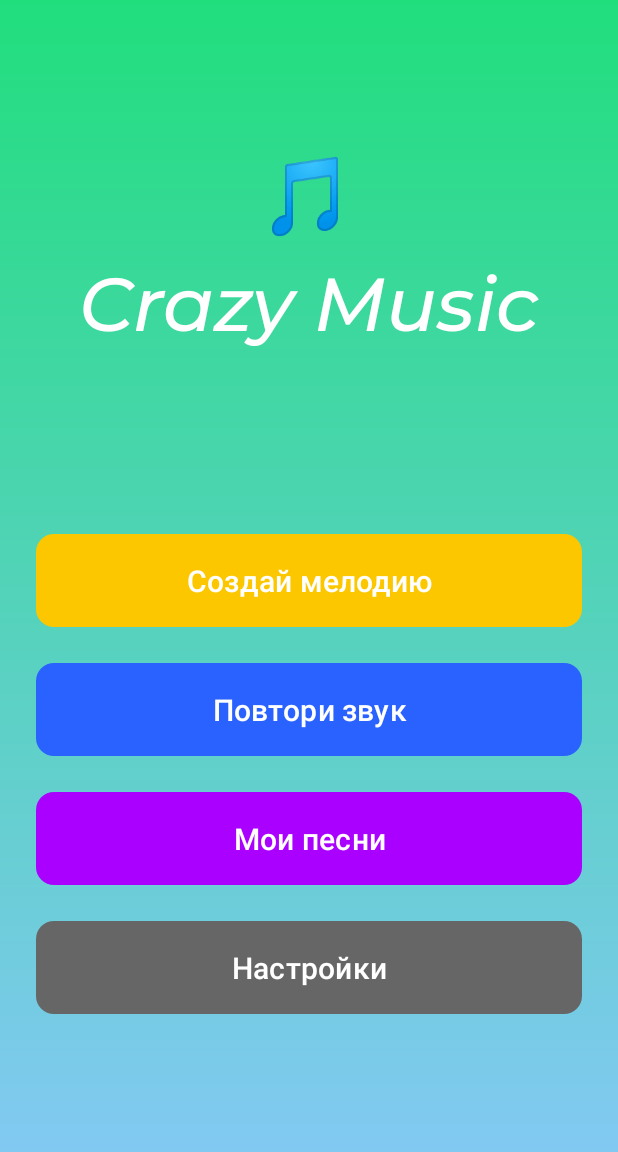
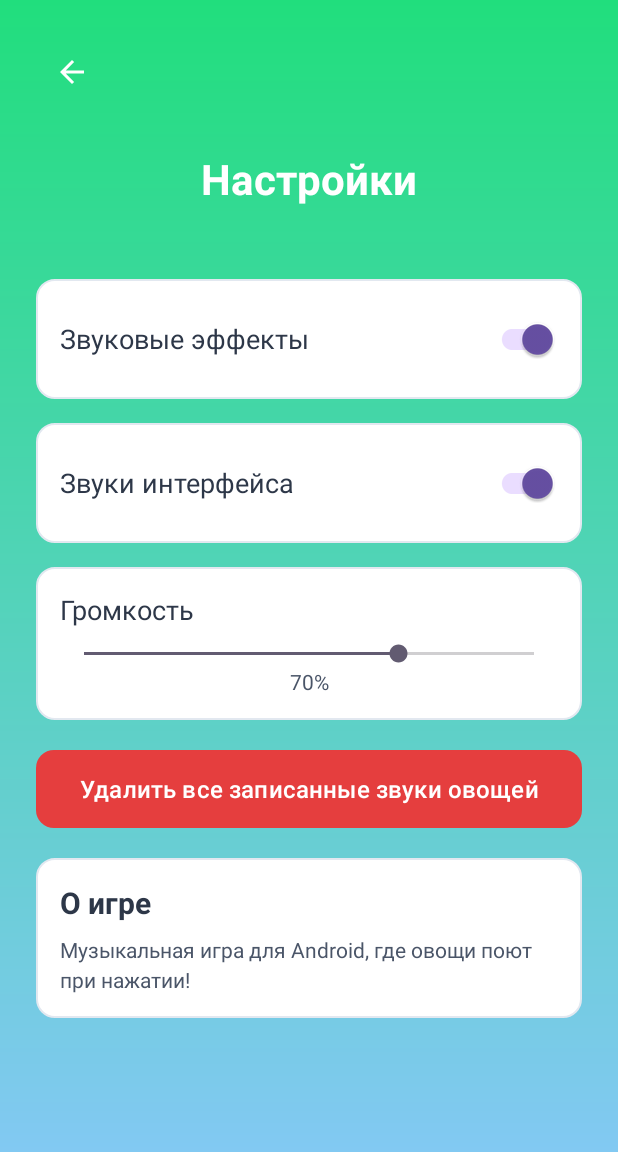
Before and after one commit to anastasia4por/CrazyMusic, an Android app: the screen it shows after launch (MainActivity before the commit, SettingsActivity after it), after a tap on "Настройки", on a phone screen of 412 x 824 dp. Shown: the top 1152 px of the screen. Run offline under Robolectric (Android 15) with nearby library versions, the phone set to English and light mode, and no system bars.

Commit message:
Второй экран

```diff
--- a/app/src/main/AndroidManifest.xml
+++ b/app/src/main/AndroidManifest.xml
@@ -10,16 +10,23 @@
         android:label="@string/app_name"
         android:roundIcon="@mipmap/ic_launcher_round"
         android:supportsRtl="true"
-        android:theme="@style/Theme.CrazyMusic">
+        android:theme="@style/Theme.CrazyMusic"
+        tools:targetApi="31">
+
+        <!-- Главная активность -->
         <activity
             android:name=".MainActivity"
             android:exported="true">
             <intent-filter>
                 <action android:name="android.intent.action.MAIN" />
-
                 <category android:name="android.intent.category.LAUNCHER" />
             </intent-filter>
         </activity>
+
+        <!-- Активность настроек -->
+        <activity
+            android:name=".SettingsActivity"
+            android:exported="false" />
+
     </application>
-
 </manifest>
--- a/app/src/main/java/com/example/crazymusic/MainActivity.kt
+++ b/app/src/main/java/com/example/crazymusic/MainActivity.kt
@@ -1,5 +1,6 @@
 package com.example.crazymusic
 
+import android.content.Intent
 import android.os.Bundle
 import android.widget.Toast
 import androidx.appcompat.app.AppCompatActivity
@@ -24,7 +25,9 @@ class MainActivity : AppCompatActivity() {
             showToast("Мои песни")
         }
         findViewById<MaterialButton>(R.id.buttonSettings).setOnClickListener {
-            showToast("Настройки")
+            // ПЕРЕХОД НА ЭКРАН НАСТРОЕК
+            val intent = Intent(this, SettingsActivity::class.java)
+            startActivity(intent)
         }
     }
 
--- /dev/null
+++ b/app/src/main/java/com/example/crazymusic/SettingsActivity.kt
@@ -0,0 +1,21 @@
+package com.example.crazymusic
+
+import androidx.appcompat.app.AppCompatActivity
+import android.os.Bundle
+import android.widget.ImageButton
+
+class SettingsActivity : AppCompatActivity() {
+    override fun onCreate(savedInstanceState: Bundle?) {
+        super.onCreate(savedInstanceState)
+        setContentView(R.layout.activity_settings)
+
+        setupBackButton()
+    }
+
+    private fun setupBackButton() {
+        val backButton = findViewById<ImageButton>(R.id.buttonBack)
+        backButton.setOnClickListener {
+            finish() // Закрывает экран настроек и возвращает на главный экран
+        }
+    }
+}
--- /dev/null
+++ b/app/src/main/res/drawable/card_background.xml
@@ -0,0 +1,8 @@
+<?xml version="1.0" encoding="utf-8"?>
+<shape xmlns:android="http://schemas.android.com/apk/res/android">
+    <solid android:color="#FFFFFF" />
+    <corners android:radius="12dp" />
+    <stroke
+        android:width="1dp"
+        android:color="#E2E8F0" />
+</shape>
--- /dev/null
+++ b/app/src/main/res/drawable/ic_arrow_back.xml
@@ -0,0 +1,10 @@
+<vector xmlns:android="http://schemas.android.com/apk/res/android"
+    android:width="24dp"
+    android:height="24dp"
+    android:viewportWidth="24"
+    android:viewportHeight="24"
+    android:tint="#FFFFFF">
+    <path
+        android:fillColor="@android:color/white"
+        android:pathData="M20,11H7.83l5.59,-5.59L12,4l-8,8 8,8 1.41,-1.41L7.83,13H20v-2z"/>
+</vector>
--- /dev/null
+++ b/app/src/main/res/layout/activity_settings.xml
@@ -0,0 +1,162 @@
+<?xml version="1.0" encoding="utf-8"?>
+<LinearLayout xmlns:android="http://schemas.android.com/apk/res/android"
+    xmlns:app="http://schemas.android.com/apk/res-auto"
+    android:layout_width="match_parent"
+    android:layout_height="match_parent"
+    android:orientation="vertical"
+    android:padding="16dp"
+    android:background="@drawable/gradient_background">
+
+    <!-- Кнопка назад -->
+    <ImageButton
+        android:id="@+id/buttonBack"
+        android:layout_width="48dp"
+        android:layout_height="48dp"
+        android:src="@drawable/ic_arrow_back"
+        android:background="?attr/selectableItemBackgroundBorderless"
+        android:layout_margin="8dp"
+        android:contentDescription="Назад"
+        android:tint="#FFFFFF" />
+
+    <!-- Заголовок -->
+    <TextView
+        android:layout_width="wrap_content"
+        android:layout_height="wrap_content"
+        android:text="@string/settings_title"
+        android:textSize="28sp"
+        android:textColor="#FFFFFF"
+        android:textStyle="bold"
+        android:layout_gravity="center_horizontal"
+        android:layout_marginTop="20dp"
+        android:layout_marginBottom="40dp" />
+
+    <!-- Звуковые эффекты -->
+    <LinearLayout
+        android:layout_width="match_parent"
+        android:layout_height="wrap_content"
+        android:orientation="horizontal"
+        android:padding="16dp"
+        android:background="@drawable/card_background"
+        android:layout_margin="8dp"
+        android:gravity="center_vertical">
+
+        <TextView
+            android:layout_width="0dp"
+            android:layout_height="wrap_content"
+            android:layout_weight="1"
+            android:text="@string/sound_effects"
+            android:textSize="18sp"
+            android:textColor="#2D3748" />
+
+        <androidx.appcompat.widget.SwitchCompat
+            android:id="@+id/switchSoundEffects"
+            android:layout_width="wrap_content"
+            android:layout_height="wrap_content"
+            android:checked="true" />
+
+    </LinearLayout>
+
+    <!-- Звуки интерфейса -->
+    <LinearLayout
+        android:layout_width="match_parent"
+        android:layout_height="wrap_content"
+        android:orientation="horizontal"
+        android:padding="16dp"
+        android:background="@drawable/card_background"
+        android:layout_margin="8dp"
+        android:gravity="center_vertical">
+
+        <TextView
+            android:layout_width="0dp"
+            android:layout_height="wrap_content"
+            android:layout_weight="1"
+            android:text="@string/interface_sounds"
+            android:textSize="18sp"
+            android:textColor="#2D3748" />
+
+        <androidx.appcompat.widget.SwitchCompat
+            android:id="@+id/switchInterfaceSounds"
+            android:layout_width="wrap_content"
+            android:layout_height="wrap_content"
+            android:checked="true" />
+
+    </LinearLayout>
+
+    <!-- Громкость -->
+    <LinearLayout
+        android:layout_width="match_parent"
+        android:layout_height="wrap_content"
+        android:orientation="vertical"
+        android:padding="16dp"
+        android:background="@drawable/card_background"
+        android:layout_margin="8dp">
+
+        <TextView
+            android:layout_width="match_parent"
+            android:layout_height="wrap_content"
+            android:text="@string/volume"
+            android:textSize="18sp"
+            android:textColor="#2D3748" />
+
+        <SeekBar
+            android:id="@+id/seekBarVolume"
+            android:layout_width="match_parent"
+            android:layout_height="wrap_content"
+            android:progress="70"
+            android:max="100"
+            android:layout_marginTop="8dp" />
+
+        <TextView
+            android:id="@+id/textVolumePercent"
+            android:layout_width="match_parent"
+            android:layout_height="wrap_content"
+            android:text="@string/volume_percent"
+            android:textSize="14sp"
+            android:textColor="#4A5568"
+            android:gravity="center" />
+
+    </LinearLayout>
+
+    <!-- Кнопка удаления -->
+    <com.google.android.material.button.MaterialButton
+        android:id="@+id/buttonDeleteSounds"
+        android:layout_width="match_parent"
+        android:layout_height="60dp"
+        android:text="@string/delete_all_sounds"
+        android:textSize="16sp"
+        android:textColor="#FFFFFF"
+        app:backgroundTint="#E53E3E"
+        app:cornerRadius="12dp"
+        android:layout_margin="8dp"
+        android:textAllCaps="false" />
+
+    <!-- О игре -->
+    <LinearLayout
+        android:layout_width="match_parent"
+        android:layout_height="wrap_content"
+        android:orientation="vertical"
+        android:padding="16dp"
+        android:background="@drawable/card_background"
+        android:layout_margin="8dp"
+        android:layout_marginTop="40dp">
+
+        <TextView
+            android:layout_width="match_parent"
+            android:layout_height="wrap_content"
+            android:text="@string/about_game"
+            android:textSize="20sp"
+            android:textColor="#2D3748"
+            android:textStyle="bold" />
+
+        <TextView
+            android:layout_width="match_parent"
+            android:layout_height="wrap_content"
+            android:text="@string/game_description"
+            android:textSize="14sp"
+            android:textColor="#4A5568"
+            android:layout_marginTop="8dp"
+            android:lineSpacingExtra="4dp" />
+
+    </LinearLayout>
+
+</LinearLayout>
--- a/app/src/main/res/values/strings.xml
+++ b/app/src/main/res/values/strings.xml
@@ -1,3 +1,14 @@
 <resources>
-    <string name="app_name">CrazyMusic</string>
+    <string name="app_name">Crazy Music</string>
+
+    <!-- Settings Screen Strings -->
+    <string name="settings_title">Настройки</string>
+    <string name="sound_effects">Звуковые эффекты</string>
+    <string name="interface_sounds">Звуки интерфейса</string>
+    <string name="volume">Громкость</string>
+    <string name="volume_percent">70%</string>
+    <string name="delete_all_sounds">Удалить все записанные звуки овощей</string>
+    <string name="about_game">О игре</string>
+    <string name="singing_vegetables">Поющие овощи</string>
+    <string name="game_description">Музыкальная игра для Android, где овощи поют при нажатии!</string>
 </resources>
```
